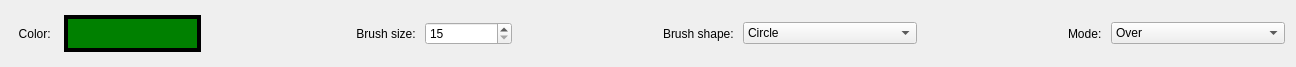
Old version of the form brushtoolmenu.ui in the repository JanisAndisLapans/Photoshop.
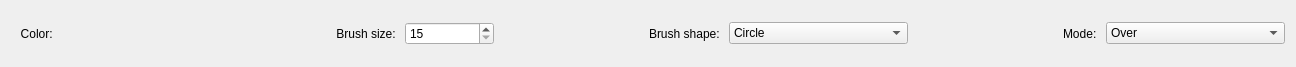
New version of the form. Custom widgets are drawn as their Qt base class.

What changed in the file:
```diff
--- a/brushtoolmenu.ui
+++ b/brushtoolmenu.ui
@@ -15,7 +15,7 @@
   </property>
   <layout class="QHBoxLayout" name="horizontalLayout_2">
    <item>
-    <layout class="QHBoxLayout" name="horizontalLayout" stretch="3,10,10,3,6,10,4,12,10,0,12">
+    <layout class="QHBoxLayout" name="horizontalLayout" stretch="3,8,10,3,6,10,4,12,10,0,12">
      <item>
       <widget class="QLabel" name="label_2">
        <property name="text">
@@ -29,9 +29,9 @@
      <item>
       <widget class="QLabel" name="colorLabel">
        <property name="styleSheet">
-        <string notr="true">background-color: green;
-border: 4px solid black;
-margin: 3.5px;</string>
+        <string notr="true">ColorPickerLabel{
+	margin : 3.5px;
+}</string>
        </property>
        <property name="text">
         <string/>
@@ -161,6 +161,13 @@
    </item>
   </layout>
  </widget>
+ <customwidgets>
+  <customwidget>
+   <class>ColorPickerLabel</class>
+   <extends>QLabel</extends>
+   <header location="global">colorpickerlabel.h</header>
+  </customwidget>
+ </customwidgets>
  <resources/>
  <connections/>
 </ui>
```
Left out of the diff: 2 changed lines with no effect on the pictures.
